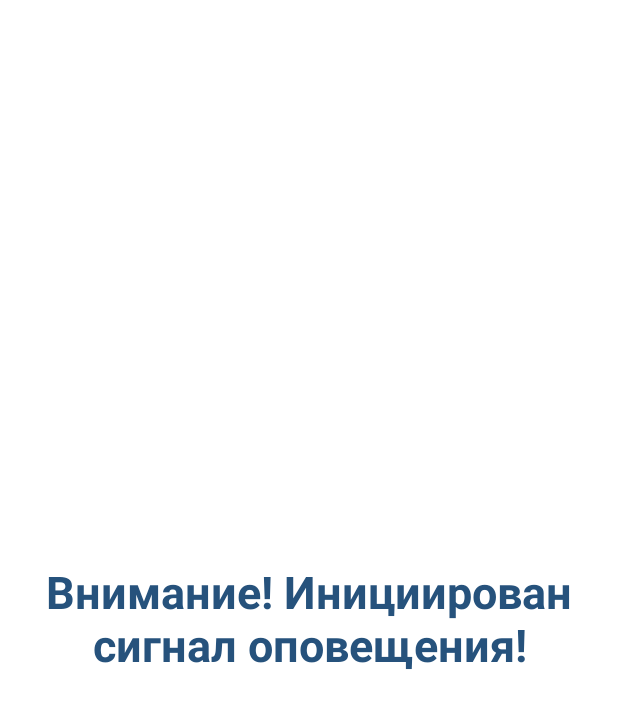
After one commit to wolandec/Jeeves, an Android app: the AlarmActivity screen opened directly, with no data from a screen before it, on a phone screen of 412 x 824 dp. The commit adds this screen. Shown: the top 708 px of the screen. Run offline under Robolectric (Android 15) with nearby library versions, the phone set to English and light mode, and no system bars.

Commit message:
JEEVES-9 Add possibility to alarm, to make phone sound on max volume, make a noize, flash and scr...
Started

```diff
--- a/app/build.gradle
+++ b/app/build.gradle
@@ -24,6 +24,9 @@ android {
 }
 
 dependencies {
+    androidTestCompile 'com.android.support:support-annotations:24.0.0'
+    androidTestCompile 'com.android.support.test:runner:0.5'
+    androidTestCompile 'com.android.support.test:rules:0.5'
     implementation fileTree(dir: 'libs', include: ['*.jar'])
     implementation "org.jetbrains.kotlin:kotlin-stdlib-jre7:$kotlin_version"
     implementation 'com.android.support:appcompat-v7:26.1.0'
--- /dev/null
+++ b/app/src/main/java/wolandec/jeeves/AlarmActivity.kt
@@ -0,0 +1,133 @@
+package wolandec.jeeves
+
+import android.support.v7.app.AppCompatActivity
+import android.os.Bundle
+import android.os.Handler
+import android.view.View
+import kotlinx.android.synthetic.main.activity_alarm.*
+
+/**
+ * An example full-screen activity that shows and hides the system UI (i.e.
+ * status bar and navigation/system bar) with user interaction.
+ */
+class AlarmActivity : AppCompatActivity() {
+    private val mHideHandler = Handler()
+    private val mHidePart2Runnable = Runnable {
+        // Delayed removal of status and navigation bar
+
+        // Note that some of these constants are new as of API 16 (Jelly Bean)
+        // and API 19 (KitKat). It is safe to use them, as they are inlined
+        // at compile-time and do nothing on earlier devices.
+        fullscreen_content.systemUiVisibility =
+                View.SYSTEM_UI_FLAG_LOW_PROFILE or
+                View.SYSTEM_UI_FLAG_FULLSCREEN or
+                View.SYSTEM_UI_FLAG_LAYOUT_STABLE or
+                View.SYSTEM_UI_FLAG_IMMERSIVE_STICKY or
+                View.SYSTEM_UI_FLAG_LAYOUT_HIDE_NAVIGATION or
+                View.SYSTEM_UI_FLAG_HIDE_NAVIGATION
+    }
+    private val mShowPart2Runnable = Runnable {
+        // Delayed display of UI elements
+        supportActionBar?.show()
+        fullscreen_content_controls.visibility = View.VISIBLE
+    }
+    private var mVisible: Boolean = false
+    private val mHideRunnable = Runnable { hide() }
+    /**
+     * Touch listener to use for in-layout UI controls to delay hiding the
+     * system UI. This is to prevent the jarring behavior of controls going away
+     * while interacting with activity UI.
+     */
+    private val mDelayHideTouchListener = View.OnTouchListener { _, _ ->
+        if (AUTO_HIDE) {
+            delayedHide(AUTO_HIDE_DELAY_MILLIS)
+        }
+        false
+    }
+
+    override fun onCreate(savedInstanceState: Bundle?) {
+        super.onCreate(savedInstanceState)
+
+        setContentView(R.layout.activity_alarm)
+        supportActionBar?.setDisplayHomeAsUpEnabled(true)
+
+        mVisible = true
+
+        // Set up the user interaction to manually show or hide the system UI.
+        fullscreen_content.setOnClickListener { toggle() }
+
+        // Upon interacting with UI controls, delay any scheduled hide()
+        // operations to prevent the jarring behavior of controls going away
+        // while interacting with the UI.
+        dummy_button.setOnTouchListener(mDelayHideTouchListener)
+    }
+
+    override fun onPostCreate(savedInstanceState: Bundle?) {
+        super.onPostCreate(savedInstanceState)
+
+        // Trigger the initial hide() shortly after the activity has been
+        // created, to briefly hint to the user that UI controls
+        // are available.
+        delayedHide(100)
+    }
+
+    private fun toggle() {
+        if (mVisible) {
+            hide()
+        } else {
+            show()
+        }
+    }
+
+    private fun hide() {
+        // Hide UI first
+        supportActionBar?.hide()
+        fullscreen_content_controls.visibility = View.GONE
+        mVisible = false
+
+        // Schedule a runnable to remove the status and navigation bar after a delay
+        mHideHandler.removeCallbacks(mShowPart2Runnable)
+        mHideHandler.postDelayed(mHidePart2Runnable, UI_ANIMATION_DELAY.toLong())
+    }
+
+    private fun show() {
+        // Show the system bar
+        fullscreen_content.systemUiVisibility =
+                View.SYSTEM_UI_FLAG_LAYOUT_FULLSCREEN or
+                View.SYSTEM_UI_FLAG_LAYOUT_HIDE_NAVIGATION
+        mVisible = true
+
+        // Schedule a runnable to display UI elements after a delay
+        mHideHandler.removeCallbacks(mHidePart2Runnable)
+        mHideHandler.postDelayed(mShowPart2Runnable, UI_ANIMATION_DELAY.toLong())
+    }
+
+    /**
+     * Schedules a call to hide() in [delayMillis], canceling any
+     * previously scheduled calls.
+     */
+    private fun delayedHide(delayMillis: Int) {
+        mHideHandler.removeCallbacks(mHideRunnable)
+        mHideHandler.postDelayed(mHideRunnable, delayMillis.toLong())
+    }
+
+    companion object {
+        /**
+         * Whether or not the system UI should be auto-hidden after
+         * [AUTO_HIDE_DELAY_MILLIS] milliseconds.
+         */
+        private val AUTO_HIDE = true
+
+        /**
+         * If [AUTO_HIDE] is set, the number of milliseconds to wait after
+         * user interaction before hiding the system UI.
+         */
+        private val AUTO_HIDE_DELAY_MILLIS = 3000
+
+        /**
+         * Some older devices needs a small delay between UI widget updates
+         * and a change of the status and navigation bar.
+         */
+        private val UI_ANIMATION_DELAY = 300
+    }
+}
--- a/app/src/main/java/wolandec/jeeves/JeevesService.kt
+++ b/app/src/main/java/wolandec/jeeves/JeevesService.kt
@@ -77,6 +77,9 @@ class JeevesService() : Service(), LocationListener {
             }
         }
         sharedPref?.registerOnSharedPreferenceChangeListener(sharedPrefChangeListener)
+//        Utils.playAlarm(this)
+        Utils.starBlinkWithFlash(this)
+        Utils.stopBlinkWithFlash(this)
     }
 
     fun proceedPrefChange() {
--- /dev/null
+++ b/app/src/main/res/layout/activity_alarm.xml
@@ -0,0 +1,56 @@
+<FrameLayout xmlns:android="http://schemas.android.com/apk/res/android"
+    xmlns:tools="http://schemas.android.com/tools"
+    android:layout_width="match_parent"
+    android:layout_height="match_parent"
+    android:background="@color/ic_launcher_background"
+    tools:context="wolandec.jeeves.AlarmActivity"
+    android:name=".activities.FullViewActivity"
+    android:theme="@style/Theme.AppCompat.Light.NoActionBar.FullScreen"
+    >
+
+    <!-- The primary full-screen view. This can be replaced with whatever view
+         is needed to present your content, e.g. VideoView, SurfaceView,
+         TextureView, etc. -->
+    <TextView
+        android:id="@+id/fullscreen_content"
+        android:layout_width="match_parent"
+        android:layout_height="match_parent"
+        android:gravity="center"
+        android:keepScreenOn="true"
+        android:text="@string/alarm_content"
+        android:textColor="@color/colorAccent"
+        android:textSize="30sp"
+        android:textStyle="bold" />
+
+    <!-- This FrameLayout insets its children based on system windows using
+         android:fitsSystemWindows. -->
+    <FrameLayout
+        android:layout_width="match_parent"
+        android:layout_height="match_parent"
+        android:fitsSystemWindows="true">
+
+        <LinearLayout
+            android:id="@+id/fullscreen_content_controls"
+            style="?metaButtonBarStyle"
+            android:layout_width="match_parent"
+            android:layout_height="wrap_content"
+            android:layout_gravity="bottom|center_horizontal"
+            android:background="@color/black_overlay"
+            android:orientation="horizontal"
+            tools:ignore="UselessParent">
+
+            <Button
+                android:id="@+id/dummy_button"
+                style="?metaButtonBarButtonStyle"
+                android:layout_width="0dp"
+                android:layout_height="wrap_content"
+                android:layout_weight="1"
+                android:text="@string/alarm_button"
+                android:background="@color/colorAccent"
+                android:textColor="@color/ic_launcher_background"
+                />
+
+        </LinearLayout>
+    </FrameLayout>
+
+</FrameLayout>
--- a/app/src/main/res/values/colors.xml
+++ b/app/src/main/res/values/colors.xml
@@ -5,4 +5,6 @@
     <color name="colorAccent">#26527C</color>
     <color name="mainFontColor">#FFFFFF</color>
 
+    <color name="black_overlay">#66000000</color>
+
 </resources>
--- a/app/src/main/res/values/strings.xml
+++ b/app/src/main/res/values/strings.xml
@@ -59,4 +59,8 @@
     <string name="passwd_summary">Если пароль не пустая строка, то все команды нужно будет отсылать в виде: [Пароль] [Команда], например: Пароль Отчёт</string>
     <string name="passwd_lable">Пароль</string>
 
+    <string name="title_activity_alarm">AlarmActivity</string>
+    <string name="alarm_content">Внимание! Инициирован сигнал оповещения!</string>
+    <string name="alarm_button">Отключить</string>
+
 </resources>
--- a/app/src/main/res/values/styles.xml
+++ b/app/src/main/res/values/styles.xml
@@ -13,4 +13,23 @@
         <item name="android:typeface">sans</item>
     </style>
 
+    <style name="FullscreenTheme" parent="AppTheme">
+        <item name="android:actionBarStyle">@style/FullscreenActionBarStyle</item>
+        <item name="android:windowActionBarOverlay">true</item>
+        <item name="android:windowBackground">@null</item>
+        <item name="metaButtonBarStyle">?android:attr/buttonBarStyle</item>
+        <item name="metaButtonBarButtonStyle">?android:attr/buttonBarButtonStyle</item>
+    </style>
+
+    <style name="FullscreenActionBarStyle" parent="Widget.AppCompat.ActionBar">
+        <item name="android:background">@color/black_overlay</item>
+    </style>
+
+    <style name="Theme.AppCompat.Light.NoActionBar.FullScreen" parent="@style/Theme.AppCompat.Light">
+        <item name="android:windowNoTitle">true</item>
+        <item name="android:windowActionBar">false</item>
+        <item name="android:windowFullscreen">true</item>
+        <item name="android:windowContentOverlay">@null</item>
+    </style>
+
 </resources>
```
Also changed, not shown: app/src/main/AndroidManifest.xml (+17 -6 lines), app/src/main/java/wolandec/jeeves/SettingsActivity.kt (+5 -4 lines), app/src/main/java/wolandec/jeeves/Utils.kt (+118 -1 lines), app/src/main/res/values/attrs.xml (added, +12 -0 lines), 3 other files.
